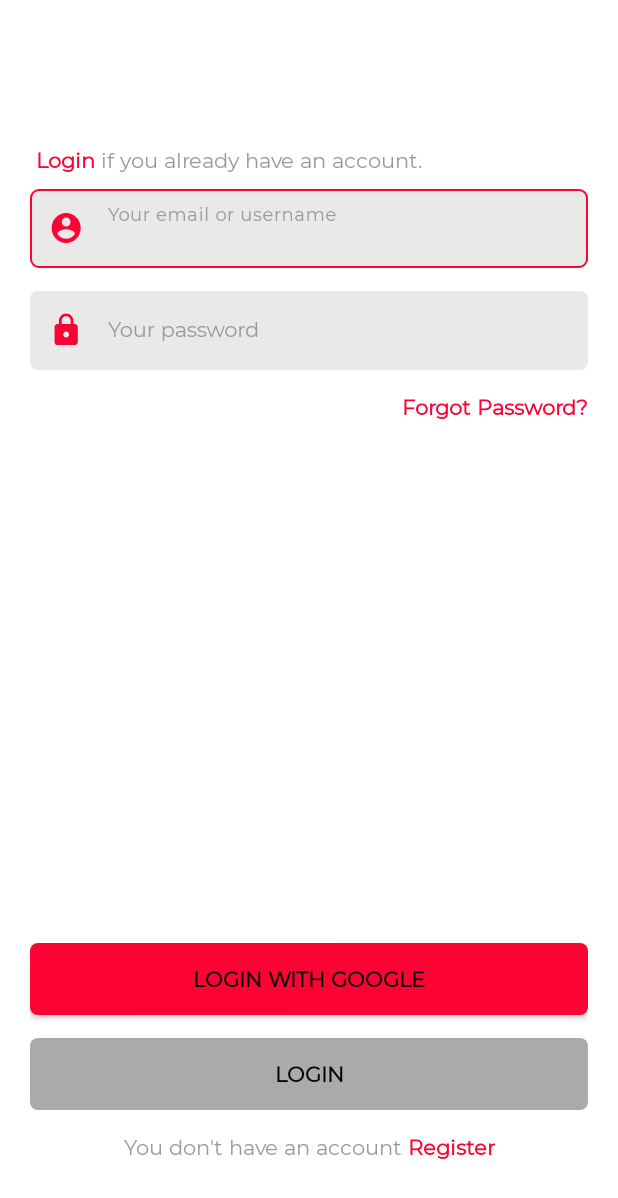
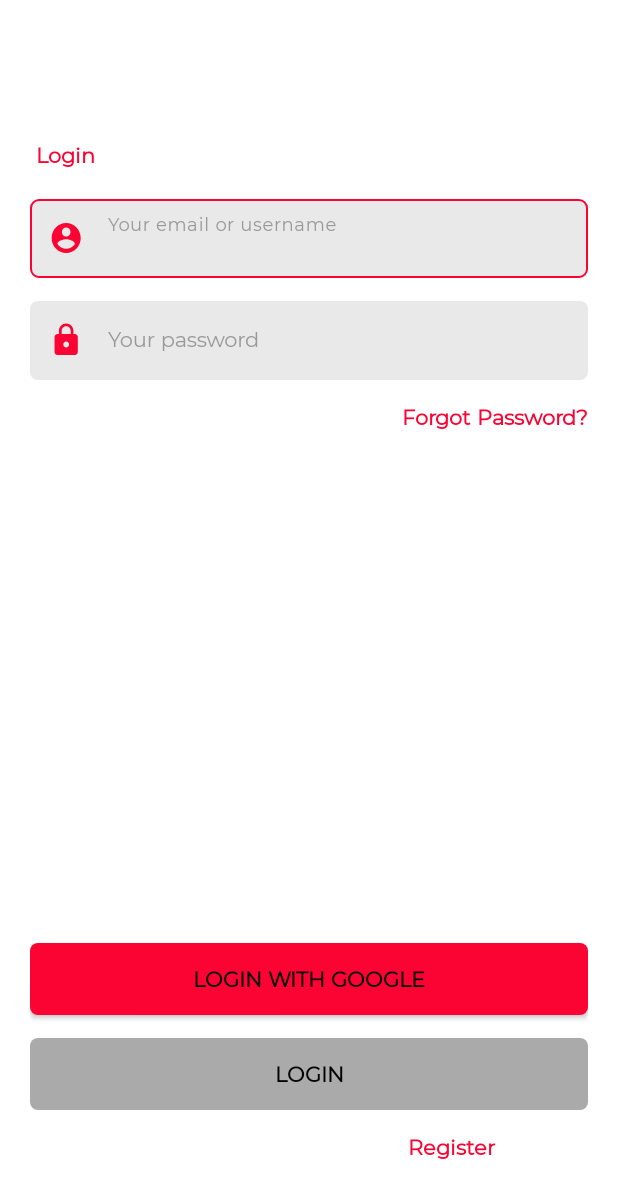
Before and after one commit to Tiger-Catori/Individual-Project, an Android app: the LoginActivity screen opened directly, with no data from a screen before it, on a phone screen of 412 x 824 dp. Shown: the top 1198 px of the screen. Run offline under Robolectric (Android 15) with nearby library versions, the phone set to English and light mode, and no system bars; our stand-ins replace Firebase (no records; nobody signed in at launch, a user with empty details on screens opened directly), RxJava; libraries missing offline, so code that uses them is left out: com.jakewharton.rxbinding2; 6 statements that could not run were skipped.

Commit message:
Cosmetic Tweaks.

```diff
--- a/app/src/main/res/layout/activity_login.xml
+++ b/app/src/main/res/layout/activity_login.xml
@@ -24,8 +24,9 @@
         style="@style/SubTitle"
         android:layout_width="match_parent"
         android:layout_height="wrap_content"
-        android:layout_marginTop="15dp"
+        android:layout_marginTop="12dp"
         android:text="@string/login_sub_title"
+        android:textColor="@color/white"
         app:layout_constraintEnd_toEndOf="parent"
         app:layout_constraintStart_toStartOf="parent"
         app:layout_constraintTop_toBottomOf='@+id/tv_login_title' />
@@ -34,7 +35,7 @@
         android:id="@+id/til_email"
         android:layout_width="match_parent"
         android:layout_height="wrap_content"
-        android:layout_marginTop="10dp"
+        android:layout_marginTop="20dp"
         android:hint="@string/login_email"
         style="@style/TextInputLayout"
         app:layout_constraintStart_toStartOf="parent"
--- a/app/src/main/res/layout/activity_register.xml
+++ b/app/src/main/res/layout/activity_register.xml
@@ -26,6 +26,7 @@
         android:layout_height="wrap_content"
         android:layout_marginTop="15dp"
         android:text="@string/register_sub_title"
+        android:textColor="@color/white"
         app:layout_constraintEnd_toEndOf="parent"
         app:layout_constraintStart_toStartOf="parent"
         app:layout_constraintTop_toBottomOf='@+id/tv_register_title' />
@@ -34,7 +35,7 @@
         android:id="@+id/til_fullname"
         android:layout_width="match_parent"
         android:layout_height="wrap_content"
-        android:layout_marginTop="10dp"
+        android:layout_marginTop="20dp"
         android:hint="@string/register_fullname"
         style="@style/TextInputLayout"
         app:layout_constraintStart_toStartOf="parent"
--- a/app/src/main/res/layout/activity_reset_password.xml
+++ b/app/src/main/res/layout/activity_reset_password.xml
@@ -26,6 +26,7 @@
         android:layout_height="wrap_content"
         android:layout_marginTop="15dp"
         android:text="@string/reset_pw_sub_title"
+        android:textColor="@color/white"
         app:layout_constraintEnd_toEndOf="parent"
         app:layout_constraintStart_toStartOf="parent"
         app:layout_constraintTop_toBottomOf='@+id/tv_reset_pw_title' />
@@ -46,6 +47,7 @@
             android:layout_width="match_parent"
             android:layout_height="wrap_content"
             style="@style/TextInputEditText"
+            android:layout_marginTop="0dp"
             android:textColor="@color/black"/>
 
     </com.google.android.material.textfield.TextInputLayout>
--- a/app/src/main/res/values/colors.xml
+++ b/app/src/main/res/values/colors.xml
@@ -6,6 +6,7 @@
     <color name="teal_200">#FF03DAC5</color>
     <color name="teal_700">#FF018786</color>
     <color name="black">#FF000000</color>
+    <color name="dark">#FF333333</color>
     <color name="white">#FFFFFFFF</color>
     <color name="primary_color">#FB0333</color>
     <color name="secondary_color">#FFEB3B</color>
--- a/app/src/main/res/values/themes.xml
+++ b/app/src/main/res/values/themes.xml
@@ -52,7 +52,7 @@
 
     <style name="SubTitle">
         <item name="android:fontFamily">@font/montserrat</item>
-        <item name="android:textColor">@color/grey</item>
+        <item name="android:textColor">@color/white</item>
         <item name="android:textSize">14sp</item>
     </style>
 
```
Also changed, not shown: app/src/main/res/drawable/background2.png (added), app/src/main/res/drawable/background_image.png (added).
